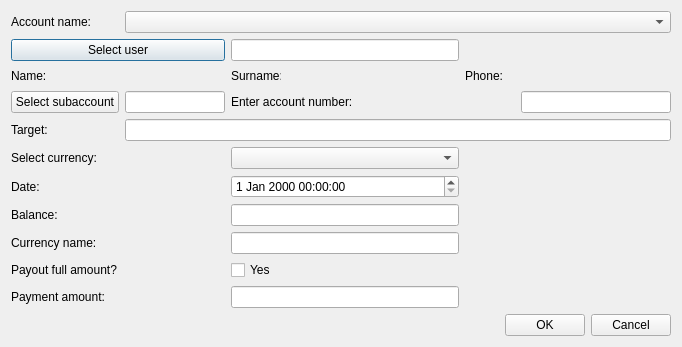
Before: the Qt Designer form OrmasAdmin/OrmasAdmin/CreateWdwDlg.ui in Dalerjon/TheOrmasProejct, drawn with Qt 5.
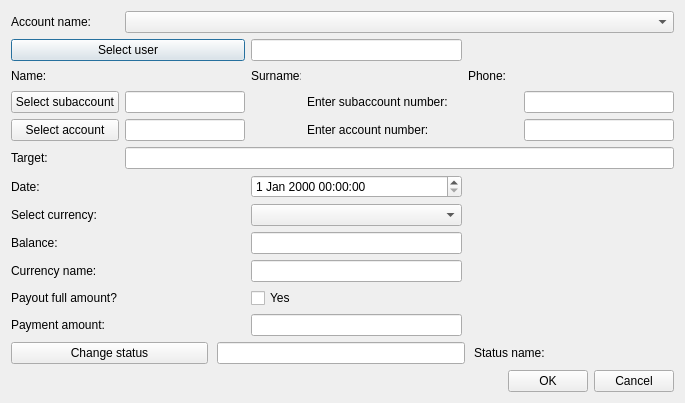
After: the same form once the commit is applied.

What changed in the file:
```diff
--- a/OrmasAdmin/OrmasAdmin/CreateWdwDlg.ui
+++ b/OrmasAdmin/OrmasAdmin/CreateWdwDlg.ui
@@ -6,8 +6,8 @@
    <rect>
     <x>0</x>
     <y>0</y>
-    <width>657</width>
-    <height>336</height>
+    <width>685</width>
+    <height>394</height>
    </rect>
   </property>
   <property name="windowTitle">
@@ -32,49 +32,46 @@
    <property name="bottomMargin">
     <number>11</number>
    </property>
-   <item row="2" column="1" colspan="2">
-    <widget class="QPushButton" name="userBtn">
+   <item row="7" column="3" colspan="2">
+    <widget class="QDateTimeEdit" name="dateEdit"/>
+   </item>
+   <item row="3" column="1">
+    <widget class="QLabel" name="nameLb">
      <property name="minimumSize">
       <size>
-       <width>150</width>
+       <width>50</width>
        <height>0</height>
       </size>
      </property>
+     <property name="maximumSize">
+      <size>
+       <width>50</width>
+       <height>16777215</height>
+      </size>
+     </property>
      <property name="text">
-      <string>Select user</string>
+      <string>Name:</string>
      </property>
     </widget>
    </item>
-   <item row="19" column="1" colspan="6">
-    <layout class="QHBoxLayout" name="horizontalLayout">
-     <item>
-      <spacer name="horizontalSpacer">
-       <property name="orientation">
-        <enum>Qt::Horizontal</enum>
-       </property>
-       <property name="sizeHint" stdset="0">
+   <item row="3" column="3">
+    <widget class="QLabel" name="surnameLb">
+     <property name="minimumSize">
+      <size>
+       <width>50</width>
+       <height>0</height>
+      </size>
+     </property>
+     <property name="maximumSize">
         <size>
-         <width>40</width>
-         <height>20</height>
-        </size>
-       </property>
-      </spacer>
-     </item>
-     <item>
-      <widget class="QPushButton" name="okBtn">
+       <width>50</width>
+       <height>16777215</height>
+      </size>
+     </property>
        <property name="text">
-        <string>OK</string>
-       </property>
-      </widget>
-     </item>
-     <item>
-      <widget class="QPushButton" name="cancelBtn">
-       <property name="text">
-        <string>Cancel</string>
-       </property>
-      </widget>
-     </item>
-    </layout>
+      <string>Surname:</string>
+     </property>
+    </widget>
    </item>
    <item row="3" column="2">
     <widget class="QLabel" name="namePh">
@@ -98,17 +95,7 @@
      </property>
     </widget>
    </item>
-   <item row="18" column="3" colspan="2">
-    <widget class="QLineEdit" name="valueEdit"/>
-   </item>
-   <item row="17" column="1" colspan="2">
-    <widget class="QLabel" name="allLb">
-     <property name="text">
-      <string>Payout full amount?</string>
-     </property>
-    </widget>
-   </item>
-   <item row="14" column="1" colspan="2">
+   <item row="15" column="1" colspan="2">
     <widget class="QLabel" name="label">
      <property name="text">
       <string>Currency name:</string>
@@ -138,20 +125,20 @@
     </widget>
    </item>
    <item row="18" column="1" colspan="2">
-    <widget class="QLabel" name="isBonusLb">
+    <widget class="QLabel" name="allLb">
      <property name="text">
-      <string>Payment amount:</string>
+      <string>Payout full amount?</string>
      </property>
     </widget>
    </item>
-   <item row="10" column="1" colspan="2">
+   <item row="11" column="1" colspan="2">
     <widget class="QLabel" name="currencyLb">
      <property name="text">
       <string>Select currency:</string>
      </property>
     </widget>
    </item>
-   <item row="13" column="3" colspan="2">
+   <item row="14" column="3" colspan="2">
     <widget class="QLineEdit" name="balanceEdit">
      <property name="toolTip">
       <string>&lt;html&gt;&lt;head/&gt;&lt;body&gt;&lt;p&gt;For example: 1000 (depends on currency, in that case 1000 USD)&lt;/p&gt;&lt;/body&gt;&lt;/html&gt;</string>
@@ -161,7 +148,7 @@
      </property>
     </widget>
    </item>
-   <item row="10" column="3" colspan="2">
+   <item row="11" column="3" colspan="2">
     <widget class="QComboBox" name="currencyCmb"/>
    </item>
    <item row="2" column="3" colspan="2">
@@ -174,38 +161,69 @@
      </property>
     </widget>
    </item>
-   <item row="4" column="1">
-    <widget class="QPushButton" name="subAccBtn">
+   <item row="19" column="3" colspan="2">
+    <widget class="QLineEdit" name="valueEdit"/>
+   </item>
+   <item row="2" column="1" colspan="2">
+    <widget class="QPushButton" name="userBtn">
+     <property name="minimumSize">
+      <size>
+       <width>150</width>
+       <height>0</height>
+      </size>
+     </property>
      <property name="text">
-      <string>Select subaccount</string>
+      <string>Select user</string>
      </property>
     </widget>
    </item>
-   <item row="4" column="2">
-    <widget class="QLineEdit" name="saIDEdit">
-     <property name="maximumSize">
+   <item row="19" column="1" colspan="2">
+    <widget class="QLabel" name="isBonusLb">
+     <property name="text">
+      <string>Payment amount:</string>
+     </property>
+    </widget>
+   </item>
+   <item row="21" column="1" colspan="6">
+    <layout class="QHBoxLayout" name="horizontalLayout">
+     <item>
+      <spacer name="horizontalSpacer">
+       <property name="orientation">
+        <enum>Qt::Horizontal</enum>
+       </property>
+       <property name="sizeHint" stdset="0">
       <size>
-       <width>120</width>
-       <height>16777215</height>
-      </size>
-     </property>
-     <property name="readOnly">
-      <bool>true</bool>
+         <width>40</width>
+         <height>20</height>
+        </size>
+       </property>
+      </spacer>
+     </item>
+     <item>
+      <widget class="QPushButton" name="okBtn">
+       <property name="text">
+        <string>OK</string>
      </property>
     </widget>
    </item>
-   <item row="12" column="3" colspan="2">
-    <widget class="QDateTimeEdit" name="dateEdit"/>
-   </item>
-   <item row="14" column="3" colspan="2">
+     <item>
+      <widget class="QPushButton" name="cancelBtn">
+       <property name="text">
+        <string>Cancel</string>
+       </property>
+      </widget>
+     </item>
+    </layout>
+   </item>
+   <item row="15" column="3" colspan="2">
     <widget class="QLineEdit" name="currencyNameEdit">
      <property name="readOnly">
       <bool>true</bool>
      </property>
     </widget>
    </item>
-   <item row="3" column="1">
-    <widget class="QLabel" name="nameLb">
+   <item row="3" column="5">
+    <widget class="QLabel" name="phoneLb">
      <property name="minimumSize">
       <size>
        <width>50</width>
@@ -219,54 +237,136 @@
       </size>
      </property>
      <property name="text">
-      <string>Name:</string>
+      <string>Phone:</string>
      </property>
     </widget>
    </item>
-   <item row="3" column="3">
-    <widget class="QLabel" name="surnameLb">
+   <item row="3" column="6">
+    <widget class="QLabel" name="phonePh">
      <property name="minimumSize">
       <size>
-       <width>50</width>
+       <width>100</width>
        <height>0</height>
       </size>
      </property>
-     <property name="maximumSize">
-      <size>
-       <width>50</width>
-       <height>16777215</height>
-      </size>
+     <property name="font">
+      <font>
+       <family>Times New Roman</family>
+       <pointsize>12</pointsize>
+       <weight>75</weight>
+       <italic>true</italic>
+       <bold>true</bold>
+      </font>
      </property>
      <property name="text">
-      <string>Surname:</string>
+      <string/>
      </property>
     </widget>
    </item>
-   <item row="17" column="3" colspan="2">
+   <item row="18" column="3" colspan="2">
     <widget class="QCheckBox" name="yesCheckBox">
      <property name="text">
       <string>Yes</string>
      </property>
     </widget>
    </item>
-   <item row="12" column="1" colspan="2">
-    <widget class="QLabel" name="dateLb">
-     <property name="text">
-      <string>Date:</string>
-     </property>
-    </widget>
-   </item>
-   <item row="13" column="1" colspan="2">
+   <item row="14" column="1" colspan="2">
     <widget class="QLabel" name="balanceLb">
      <property name="text">
       <string>Balance:</string>
      </property>
     </widget>
    </item>
-   <item row="4" column="3">
-    <widget class="QLabel" name="daLb">
+   <item row="7" column="1">
+    <widget class="QLabel" name="dateLb">
      <property name="text">
-      <string>Enter account number:</string>
+      <string>Date:</string>
+     </property>
+    </widget>
+   </item>
+   <item row="20" column="1" colspan="6">
+    <widget class="QWidget" name="statusWidget" native="true">
+     <layout class="QHBoxLayout" name="horizontalLayout_3">
+      <property name="spacing">
+       <number>9</number>
+      </property>
+      <property name="leftMargin">
+       <number>0</number>
+      </property>
+      <property name="topMargin">
+       <number>0</number>
+      </property>
+      <property name="rightMargin">
+       <number>0</number>
+      </property>
+      <property name="bottomMargin">
+       <number>0</number>
+      </property>
+      <item>
+       <widget class="QPushButton" name="statusBtn">
+        <property name="sizePolicy">
+         <sizepolicy hsizetype="Fixed" vsizetype="Fixed">
+          <horstretch>0</horstretch>
+          <verstretch>0</verstretch>
+         </sizepolicy>
+        </property>
+        <property name="minimumSize">
+         <size>
+          <width>197</width>
+          <height>0</height>
+         </size>
+        </property>
+        <property name="text">
+         <string>Change status</string>
+        </property>
+       </widget>
+      </item>
+      <item>
+       <widget class="QLineEdit" name="statusEdit">
+        <property name="readOnly">
+         <bool>true</bool>
+        </property>
+       </widget>
+      </item>
+      <item>
+       <widget class="QLabel" name="statusLb">
+        <property name="text">
+         <string>Status name:</string>
+        </property>
+       </widget>
+      </item>
+      <item>
+       <widget class="QLabel" name="statusPh">
+        <property name="minimumSize">
+         <size>
+          <width>120</width>
+          <height>0</height>
+         </size>
+        </property>
+        <property name="font">
+         <font>
+          <family>Times New Roman</family>
+          <pointsize>12</pointsize>
+          <weight>75</weight>
+          <italic>true</italic>
+          <bold>true</bold>
+         </font>
+        </property>
+        <property name="text">
+         <string/>
+        </property>
+       </widget>
+      </item>
+     </layout>
+    </widget>
+   </item>
+   <item row="1" column="2" colspan="5">
+    <widget class="QComboBox" name="accountCmb"/>
+   </item>
+   <item row="1" column="1">
+    <widget class="QLabel" name="accountNameLb">
+     <property name="text">
+      <string>Account name:</string>
      </property>
     </widget>
    </item>
@@ -289,66 +389,88 @@
      </property>
     </widget>
    </item>
-   <item row="5" column="1">
+   <item row="4" column="1">
+    <widget class="QPushButton" name="subAccBtn">
+     <property name="text">
+      <string>Select subaccount</string>
+     </property>
+    </widget>
+   </item>
+   <item row="4" column="2">
+    <widget class="QLineEdit" name="saIDEdit">
+     <property name="maximumSize">
+      <size>
+       <width>120</width>
+       <height>16777215</height>
+      </size>
+     </property>
+     <property name="readOnly">
+      <bool>true</bool>
+     </property>
+    </widget>
+   </item>
+   <item row="6" column="1">
     <widget class="QLabel" name="targetLB">
      <property name="text">
       <string>Target:</string>
      </property>
     </widget>
    </item>
-   <item row="5" column="2" colspan="5">
+   <item row="6" column="2" colspan="5">
     <widget class="QLineEdit" name="targetEdit"/>
    </item>
-   <item row="3" column="5">
-    <widget class="QLabel" name="phoneLb">
-     <property name="minimumSize">
-      <size>
-       <width>50</width>
-       <height>0</height>
-      </size>
-     </property>
-     <property name="maximumSize">
-      <size>
-       <width>50</width>
-       <height>16777215</height>
-      </size>
-     </property>
+   <item row="5" column="1">
+    <widget class="QPushButton" name="accBtn">
      <property name="text">
-      <string>Phone:</string>
+      <string>Select account</string>
      </property>
     </widget>
    </item>
-   <item row="3" column="6">
-    <widget class="QLabel" name="phonePh">
+   <item row="5" column="2">
+    <widget class="QLineEdit" name="accIDEdit">
+     <property name="maximumSize">
+      <size>
+       <width>120</width>
+       <height>16777215</height>
+      </size>
+     </property>
+     <property name="readOnly">
+      <bool>true</bool>
+     </property>
+    </widget>
+   </item>
+   <item row="5" column="6">
+    <widget class="QLineEdit" name="accNumberEdit">
      <property name="minimumSize">
       <size>
-       <width>100</width>
+       <width>150</width>
        <height>0</height>
       </size>
      </property>
-     <property name="font">
-      <font>
-       <family>Times New Roman</family>
-       <pointsize>12</pointsize>
-       <weight>75</weight>
-       <italic>true</italic>
-       <bold>true</bold>
-      </font>
+     <property name="maximumSize">
+      <size>
+       <width>150</width>
+       <height>16777215</height>
+      </size>
      </property>
      <property name="text">
       <string/>
      </property>
     </widget>
    </item>
-   <item row="1" column="1">
-    <widget class="QLabel" name="accountNameLb">
+   <item row="5" column="4">
+    <widget class="QLabel" name="daLb_2">
      <property name="text">
-      <string>Account name:</string>
+      <string>Enter account number:</string>
      </property>
     </widget>
    </item>
-   <item row="1" column="2" colspan="5">
-    <widget class="QComboBox" name="accountCmb"/>
+   <item row="4" column="4">
+    <widget class="QLabel" name="daLb">
+     <property name="text">
+      <string>Enter subaccount number:</string>
+     </property>
+    </widget>
    </item>
   </layout>
  </widget>
```
Left out of the diff: 1 changed line with no effect on the pictures. Lines whose indentation alone changed are shown as unchanged.
